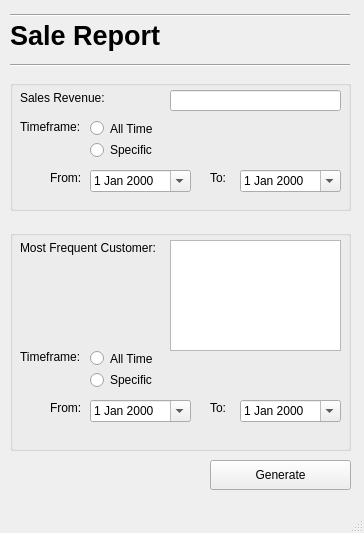
Above: Screens/SaleReport.ui from basil-ali-khan/Inventory-Management-System before the change. Below: the same form after it.
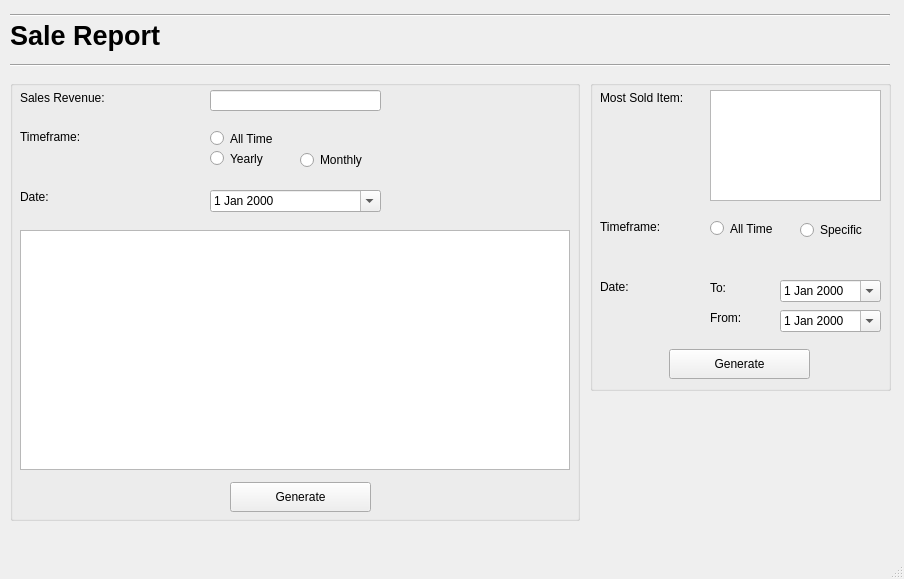
That is the form after the change.

Commit message: Sale Report Updated

Patch:
```diff
--- a/Screens/SaleReport.ui
+++ b/Screens/SaleReport.ui
@@ -6,8 +6,8 @@
    <rect>
     <x>0</x>
     <y>0</y>
-    <width>364</width>
-    <height>533</height>
+    <width>904</width>
+    <height>579</height>
    </rect>
   </property>
   <property name="windowTitle">
@@ -19,7 +19,7 @@
      <rect>
       <x>10</x>
       <y>0</y>
-      <width>340</width>
+      <width>880</width>
       <height>31</height>
      </rect>
     </property>
@@ -39,7 +39,7 @@
      <rect>
       <x>10</x>
       <y>50</y>
-      <width>340</width>
+      <width>880</width>
       <height>31</height>
      </rect>
     </property>
@@ -79,8 +79,8 @@
      <rect>
       <x>10</x>
       <y>80</y>
-      <width>341</width>
-      <height>131</height>
+      <width>570</width>
+      <height>441</height>
      </rect>
     </property>
     <property name="title">
@@ -102,7 +102,7 @@
     <widget class="QLineEdit" name="moneytext">
      <property name="geometry">
       <rect>
-       <x>160</x>
+       <x>200</x>
        <y>10</y>
        <width>171</width>
        <height>21</height>
@@ -113,7 +113,7 @@
      <property name="geometry">
       <rect>
        <x>10</x>
-       <y>40</y>
+       <y>50</y>
        <width>70</width>
        <height>13</height>
       </rect>
@@ -125,8 +125,8 @@
     <widget class="QRadioButton" name="radioButton">
      <property name="geometry">
       <rect>
-       <x>80</x>
-       <y>40</y>
+       <x>200</x>
+       <y>50</y>
        <width>82</width>
        <height>17</height>
       </rect>
@@ -138,22 +138,35 @@
     <widget class="QRadioButton" name="radioButton_2">
      <property name="geometry">
       <rect>
-       <x>80</x>
-       <y>60</y>
+       <x>200</x>
+       <y>70</y>
+       <width>82</width>
+       <height>17</height>
+      </rect>
+     </property>
+     <property name="text">
+      <string>Yearly</string>
+     </property>
+    </widget>
+    <widget class="QRadioButton" name="radioButton_monthly">
+     <property name="geometry">
+      <rect>
+       <x>290</x>
+       <y>70</y>
        <width>82</width>
        <height>20</height>
       </rect>
      </property>
      <property name="text">
-      <string>Specific</string>
+      <string>Monthly</string>
      </property>
     </widget>
     <widget class="QDateEdit" name="moneyto">
      <property name="geometry">
       <rect>
-       <x>230</x>
-       <y>90</y>
-       <width>101</width>
+       <x>200</x>
+       <y>110</y>
+       <width>171</width>
        <height>22</height>
       </rect>
      </property>
@@ -164,50 +177,47 @@
     <widget class="QLabel" name="label_7">
      <property name="geometry">
       <rect>
-       <x>40</x>
-       <y>90</y>
-       <width>55</width>
-       <height>16</height>
+       <x>10</x>
+       <y>110</y>
+       <width>70</width>
+       <height>13</height>
       </rect>
      </property>
      <property name="text">
-      <string>From:</string>
+      <string>Date:</string>
      </property>
     </widget>
-    <widget class="QLabel" name="label_6">
+    <widget class="QTableWidget" name="revenueTable">
      <property name="geometry">
       <rect>
-       <x>200</x>
-       <y>90</y>
-       <width>21</width>
-       <height>16</height>
+       <x>10</x>
+       <y>150</y>
+       <width>550</width>
+       <height>240</height>
       </rect>
      </property>
+    </widget>
+    <widget class="QPushButton" name="generateRevenueButton">
+     <property name="geometry">
+      <rect>
+       <x>220</x>
+       <y>402</y>
+       <width>141</width>
+       <height>30</height>
+      </rect>
+     </property>
      <property name="text">
-      <string>To:</string>
+      <string>Generate</string>
      </property>
     </widget>
    </widget>
-   <widget class="QDateEdit" name="moneyfrom">
-    <property name="geometry">
-     <rect>
-      <x>90</x>
-      <y>170</y>
-      <width>101</width>
-      <height>22</height>
-     </rect>
-    </property>
-    <property name="calendarPopup">
-     <bool>true</bool>
-    </property>
-   </widget>
    <widget class="QGroupBox" name="groupBox_2">
     <property name="geometry">
      <rect>
-      <x>10</x>
-      <y>230</y>
-      <width>341</width>
-      <height>221</height>
+      <x>590</x>
+      <y>80</y>
+      <width>301</width>
+      <height>311</height>
      </rect>
     </property>
     <property name="title">
@@ -223,14 +233,14 @@
       </rect>
      </property>
      <property name="text">
-      <string>Most Frequent Customer:</string>
+      <string>Most Sold Item:</string>
      </property>
     </widget>
     <widget class="QLabel" name="label_5">
      <property name="geometry">
       <rect>
        <x>10</x>
-       <y>120</y>
+       <y>140</y>
        <width>70</width>
        <height>13</height>
       </rect>
@@ -242,8 +252,8 @@
     <widget class="QRadioButton" name="radioButton_3">
      <property name="geometry">
       <rect>
-       <x>80</x>
-       <y>120</y>
+       <x>120</x>
+       <y>140</y>
        <width>82</width>
        <height>17</height>
       </rect>
@@ -255,7 +265,7 @@
     <widget class="QRadioButton" name="radioButton_4">
      <property name="geometry">
       <rect>
-       <x>80</x>
+       <x>210</x>
        <y>140</y>
        <width>82</width>
        <height>20</height>
@@ -268,8 +278,8 @@
     <widget class="QDateEdit" name="customerto">
      <property name="geometry">
       <rect>
-       <x>230</x>
-       <y>170</y>
+       <x>190</x>
+       <y>200</y>
        <width>101</width>
        <height>22</height>
       </rect>
@@ -281,8 +291,8 @@
     <widget class="QLabel" name="label_8">
      <property name="geometry">
       <rect>
-       <x>40</x>
-       <y>170</y>
+       <x>120</x>
+       <y>230</y>
        <width>55</width>
        <height>16</height>
       </rect>
@@ -294,8 +304,8 @@
     <widget class="QLabel" name="label_9">
      <property name="geometry">
       <rect>
-       <x>200</x>
-       <y>170</y>
+       <x>120</x>
+       <y>200</y>
        <width>21</width>
        <height>16</height>
       </rect>
@@ -307,8 +317,8 @@
     <widget class="QDateEdit" name="customerfrom">
      <property name="geometry">
       <rect>
-       <x>80</x>
-       <y>170</y>
+       <x>190</x>
+       <y>230</y>
        <width>101</width>
        <height>22</height>
       </rect>
@@ -320,26 +330,39 @@
     <widget class="QTextBrowser" name="customerText">
      <property name="geometry">
       <rect>
-       <x>160</x>
+       <x>120</x>
        <y>10</y>
        <width>171</width>
        <height>111</height>
       </rect>
      </property>
     </widget>
-   </widget>
-   <widget class="QPushButton" name="generateButton">
-    <property name="geometry">
-     <rect>
-      <x>210</x>
-      <y>460</y>
-      <width>141</width>
-      <height>30</height>
-     </rect>
-    </property>
-    <property name="text">
-     <string>Generate</string>
-    </property>
+    <widget class="QLabel" name="label_10">
+     <property name="geometry">
+      <rect>
+       <x>10</x>
+       <y>200</y>
+       <width>70</width>
+       <height>13</height>
+      </rect>
+     </property>
+     <property name="text">
+      <string>Date:</string>
+     </property>
+    </widget>
+    <widget class="QPushButton" name="generateItemButton">
+     <property name="geometry">
+      <rect>
+       <x>79</x>
+       <y>269</y>
+       <width>141</width>
+       <height>30</height>
+      </rect>
+     </property>
+     <property name="text">
+      <string>Generate</string>
+     </property>
+    </widget>
    </widget>
   </widget>
   <widget class="QMenuBar" name="menubar">
```
Left out of the diff: 20 changed lines with no effect on the pictures. The commit also changes 20 other files.
